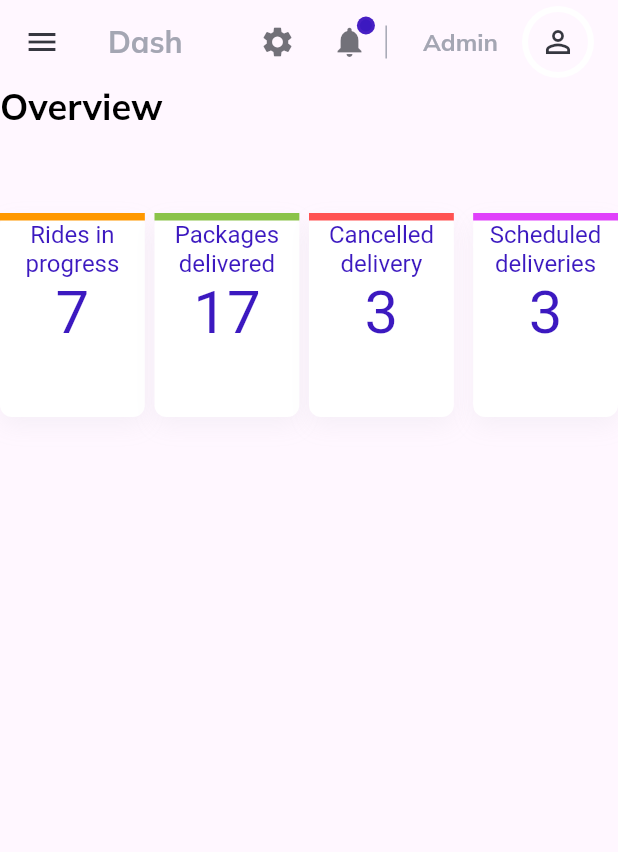
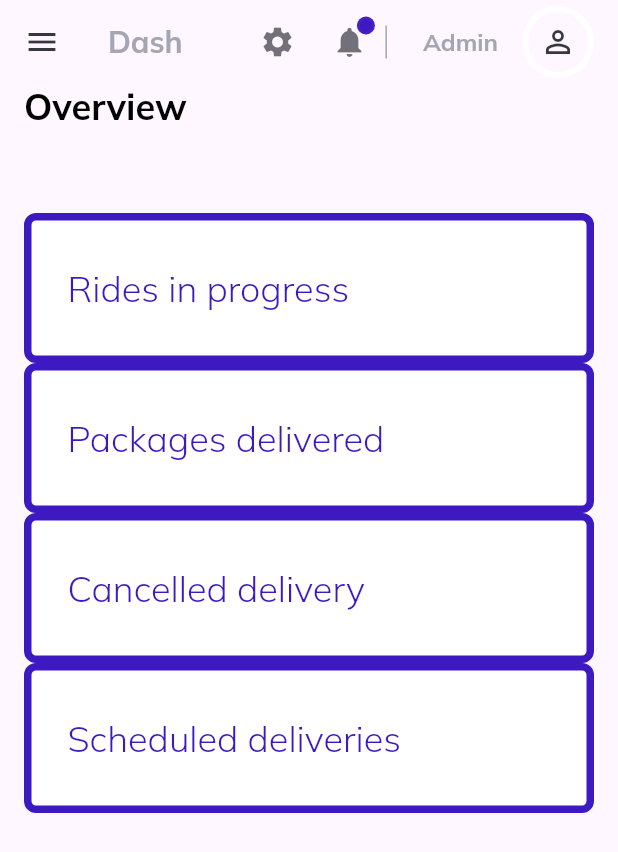
Before and after one commit to hostusservices/flutter_dashboard, a Flutter app: the screen it shows after launch, on a phone screen of 412 x 824 dp. Shown: the top 852 px of the screen. Run offline on Flutter 3.47's test engine with Material 2 defaults, Android fonts, the phone set to English and light mode, and no system bars; our stand-ins replace get, google_fonts; missing offline and left inert: dart:html, dart:js.

Commit message:
small screen cards

```diff
--- a/lib/helpers/responsiveness.dart
+++ b/lib/helpers/responsiveness.dart
@@ -4,37 +4,49 @@ import 'package:get/get.dart';
 const int largeScreenSize = 1366;
 const int mediumScreenSize = 768;
 const int smallScreenSize = 360;
+const int customScreenSize = 1100;
 
 class ResponsiveWidget extends StatelessWidget {
   final Widget largeScreen;
   final Widget mediumScreen;
   final Widget smallScreen;
+  final Widget customScreen;
 
   const ResponsiveWidget({
     Key? key,
     required this.largeScreen,
     required this.mediumScreen,
     required this.smallScreen,
+    required this.customScreen,
   }) : super(key: key);
 
-  static bool isSmallScreen(BuildContext context) =>
-      MediaQuery.of(context).size.width < mediumScreenSize;
+  static bool isSmallScreen(BuildContext context) {
+    return MediaQuery.of(context).size.width < mediumScreenSize;
+  }
 
-  static bool isMediumScreen(BuildContext context) =>
-      MediaQuery.of(context).size.width >= mediumScreenSize &&
-      MediaQuery.of(context).size.width < largeScreenSize;
+  static bool isMediumScreen(BuildContext context) {
+    return MediaQuery.of(context).size.width >= mediumScreenSize &&
+        MediaQuery.of(context).size.width < largeScreenSize;
+  }
 
-  static bool isLargeScreen(BuildContext context) =>
-      MediaQuery.of(context).size.width >= largeScreenSize;
+  static bool isLargeScreen(BuildContext context) {
+    return MediaQuery.of(context).size.width > largeScreenSize;
+  }
+
+  static bool isCustomSize(BuildContext context) {
+    return MediaQuery.of(context).size.width <= customScreenSize &&
+        MediaQuery.of(context).size.width >= mediumScreenSize;
+  }
 
   @override
   Widget build(BuildContext context) {
     return LayoutBuilder(builder: (context, constraints) {
       double _width = constraints.maxWidth;
 
-      if (_width >= largeScreenSize) {
+      if (constraints.maxWidth >= largeScreenSize) {
         return largeScreen;
-      } else if (_width < largeScreenSize && _width >= mediumScreenSize) {
+      } else if (constraints.maxWidth < largeScreenSize &&
+          constraints.maxWidth >= mediumScreenSize) {
         return mediumScreen ?? largeScreen;
       } else {
         return smallScreen ?? largeScreen;
--- a/lib/layout.dart
+++ b/lib/layout.dart
@@ -7,6 +7,8 @@ import 'package:flutter_application_1/widgets/side_menu.dart';
 import 'package:flutter_application_1/widgets/side_menu_item.dart';
 import 'package:flutter_application_1/widgets/small_screen.dart';
 import 'package:flutter_application_1/widgets/top_nav.dart';
+import 'helpers/local_naviagator.dart';
+import 'helpers/responsiveness.dart';
 
 import 'package:get/get.dart';
 
@@ -24,8 +26,18 @@ class SiteLayout extends StatelessWidget {
       ),
       body: ResponsiveWidget(
         largeScreen: LargeScreen(),
-        smallScreen: SmallScreen(),
-        mediumScreen: MediumScreen(),
+        smallScreen: Padding(
+          padding: const EdgeInsets.symmetric(horizontal: 16),
+          child: localNavigator(),
+        ),
+        mediumScreen: Padding(
+          padding: const EdgeInsets.symmetric(horizontal: 16),
+          child: localNavigator(),
+        ),
+        customScreen: Padding(
+          padding: const EdgeInsets.symmetric(horizontal: 16),
+          child: localNavigator(),
+        ),
       ),
     );
   }
--- a/lib/pages/overview/overview.dart
+++ b/lib/pages/overview/overview.dart
@@ -3,6 +3,8 @@ import 'package:flutter_application_1/constants/controllers.dart';
 import 'package:flutter_application_1/controllers/menu_controller.dart';
 import 'package:flutter_application_1/helpers/responsiveness.dart';
 import 'package:flutter_application_1/pages/overview/widgets/overview_cards_large.dart';
+import 'package:flutter_application_1/pages/overview/widgets/overview_cards_medium.dart';
+import 'package:flutter_application_1/pages/overview/widgets/overview_cards_small.dart';
 import 'package:flutter_application_1/widgets/custome_text.dart';
 import 'package:get/get.dart';
 
@@ -29,7 +31,14 @@ class OverViewPage extends StatelessWidget {
         Expanded(
           child: ListView(
             children: [
-              OverviewCardsLargeScreen(),
+              if (ResponsiveWidget.isLargeScreen(context) ||
+                  ResponsiveWidget.isMediumScreen(context))
+                if (ResponsiveWidget.isCustomSize(context))
+                  OverviewCardMediumScreen()
+                else
+                  OverviewCardsLargeScreen()
+              else
+                OverViewCardSmallSCreen(),
             ],
           ),
         )
--- a/lib/pages/overview/widgets/info_card.dart
+++ b/lib/pages/overview/widgets/info_card.dart
@@ -30,10 +30,10 @@ class InfoCard extends StatelessWidget {
               BoxShadow(
                   offset: Offset(0, 6),
                   color: lightGrey.withOpacity(.1),
-                blurRadius: 12,
-              )
+                  blurRadius: 12)
             ],
-            borderRadius: BorderRadius.circular(8)),
+            borderRadius: BorderRadius.circular(8),
+          ),
           child: Column(
             children: [
               Row(
@@ -52,9 +52,10 @@ class InfoCard extends StatelessWidget {
                     TextSpan(
                         text: "$title\n",
                         style: TextStyle(
-                          fontSize: 16, color: isActive ? active : lightGrey)),
+                            fontSize: 16,
+                            color: isActive ? active : lightGrey)),
                     TextSpan(
-                      text: "$value\n",
+                        text: "$value",
                         style: TextStyle(
                             fontSize: 40, color: isActive ? active : dark)),
                   ])),
@@ -62,6 +63,7 @@ class InfoCard extends StatelessWidget {
             ],
           ),
         ),
-    ));
+      ),
+    );
   }
 }
--- a/lib/pages/overview/widgets/overview_cards_small.dart
+++ b/lib/pages/overview/widgets/overview_cards_small.dart
@@ -0,0 +1,50 @@
+import 'package:flutter/material.dart';
+import 'package:flutter_application_1/pages/overview/widgets/infor_card_small.dart';
+
+import 'info_card.dart';
+
+class OverViewCardSmallSCreen extends StatelessWidget {
+  const OverViewCardSmallSCreen({Key? key}) : super(key: key);
+
+  @override
+  Widget build(BuildContext context) {
+    double _width = MediaQuery.of(context).size.width;
+    return Container(
+      height: 400,
+      child: Column(
+        children: [
+          InfoCardSmall(
+              title: "Rides in progress",
+              value: "7",
+              topColor: Colors.orange,
+              isActive: true,
+              onTap: () {}),
+          SizedBox(
+            width: _width / 64,
+          ),
+          InfoCardSmall(
+              title: "Packages delivered",
+              value: "17",
+              topColor: Colors.lightGreen,
+              isActive: true,
+              onTap: () {}),
+          InfoCardSmall(
+              title: "Cancelled delivery",
+              value: "3",
+              topColor: Colors.redAccent,
+              isActive: true,
+              onTap: () {}),
+          SizedBox(
+            width: _width / 64,
+          ),
+          InfoCardSmall(
+              title: "Scheduled deliveries",
+              value: "3",
+              topColor: Colors.purpleAccent,
+              isActive: true,
+              onTap: () {}),
+        ],
+      ),
+    );
+  }
+}
--- a/lib/widgets/large_screen.dart
+++ b/lib/widgets/large_screen.dart
@@ -11,7 +11,11 @@ class LargeScreen extends StatelessWidget {
     return Row(
       children: [
         Expanded(child: SideMenu()),
-        Expanded(flex: 5, child: localNavigator())
+        Expanded(
+            flex: 5,
+            child: Container(
+                padding: EdgeInsets.symmetric(horizontal: 16),
+                child: localNavigator()))
       ],
     );
   }
--- a/lib/widgets/small_screen.dart
+++ b/lib/widgets/small_screen.dart
@@ -6,6 +6,7 @@ class SmallScreen extends StatelessWidget {
 
   @override
   Widget build(BuildContext context) {
-    return localNavigator();
+    return Container(
+        padding: EdgeInsets.symmetric(horizontal: 16), child: localNavigator());
   }
 }
```
Also changed, not shown: lib/pages/overview/widgets/overview_cards_medium.dart (+54 -4 lines). Lines whose indentation alone changed are shown as unchanged.
